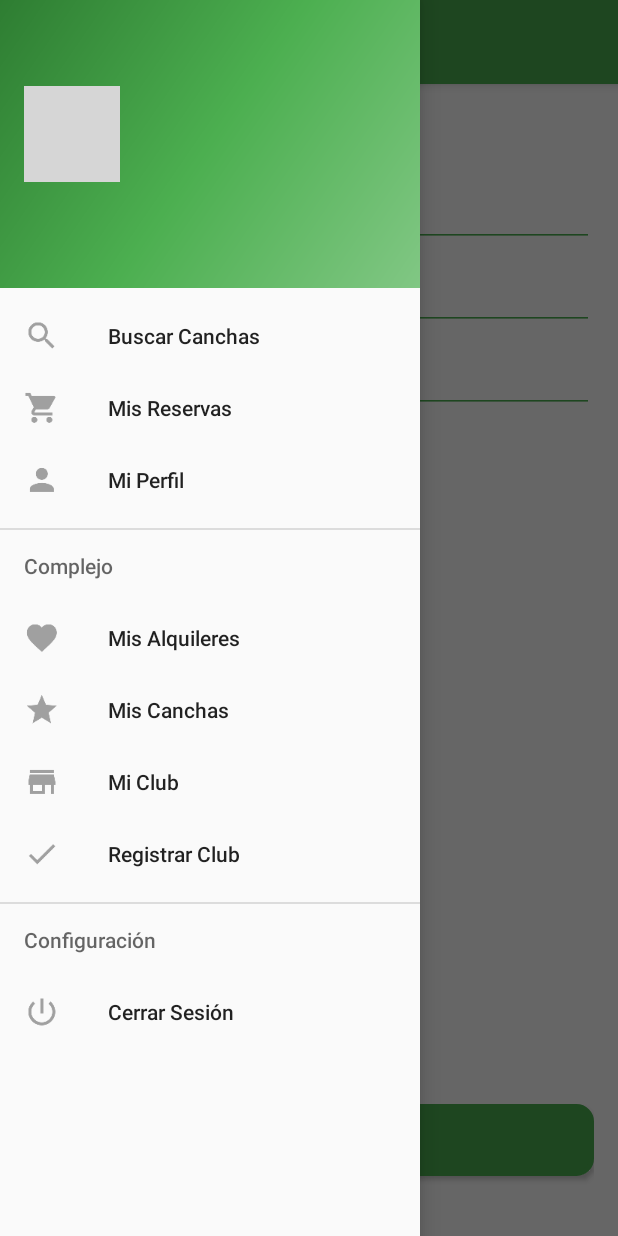
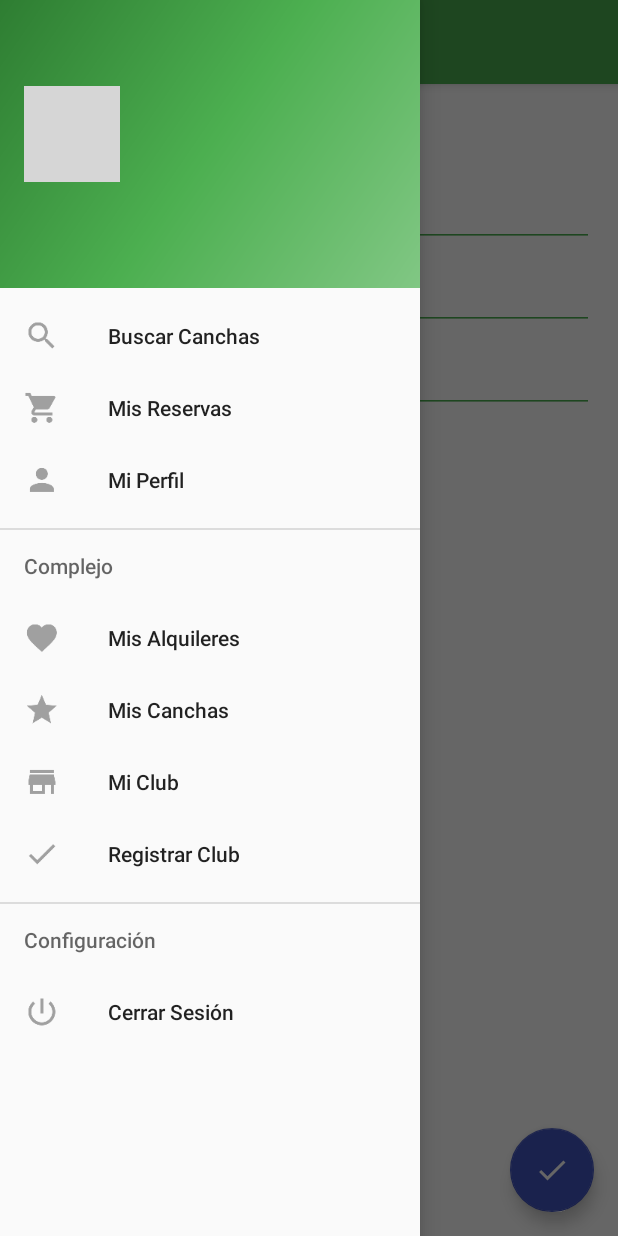
Before and after one commit to UTN-FRBA-Mobile/CanchApp, an Android app: the fragment RegistrarClubFragment placed in its activity, with the side drawer open, on a phone screen of 412 x 824 dp. Run offline under Robolectric (Android 15) with nearby library versions, the phone set to English and light mode, and no system bars; our stand-ins replace ButterKnife, CircleImageView, Firebase (no records; nobody signed in at launch, a user with empty details on screens opened directly), Picasso; libraries missing offline, so code that uses them is left out: com.crystal.crystalrangeseekbar; plain views replace CrystalRangeSeekbar; pictures from the network do not load; 4 statements that could not run were skipped; grey boxes are pictures that could not be loaded.

Commit message:
Usar floating button como continuar en registrar club

```diff
--- a/app/src/main/java/com/santiago/canchaapp/app/fragment/RegistrarClubFragment.java
+++ b/app/src/main/java/com/santiago/canchaapp/app/fragment/RegistrarClubFragment.java
@@ -1,22 +1,16 @@
 package com.santiago.canchaapp.app.fragment;
 
 
-import android.content.Intent;
 import android.os.Bundle;
+import android.support.design.widget.FloatingActionButton;
 import android.support.v4.app.Fragment;
 import android.view.LayoutInflater;
 import android.view.View;
 import android.view.ViewGroup;
-import android.widget.Button;
 import android.widget.TextView;
-import android.widget.Toast;
 
 import com.crystal.crystalrangeseekbar.interfaces.OnRangeSeekbarChangeListener;
 import com.crystal.crystalrangeseekbar.widgets.CrystalRangeSeekbar;
-import com.google.android.gms.common.GooglePlayServicesNotAvailableException;
-import com.google.android.gms.common.GooglePlayServicesRepairableException;
-import com.google.android.gms.location.places.Place;
-import com.google.android.gms.location.places.ui.PlacePicker;
 import com.santiago.canchaapp.R;
 
 import static com.santiago.canchaapp.app.otros.FragmentTags.MAP_CLUB;
@@ -34,8 +28,8 @@ public class RegistrarClubFragment extends Fragment{
     public TextView valorMinimo;
     @BindView(R.id.txtValorMaximo)
     public TextView valorMaximo;
-    @BindView(R.id.btnContinuar)
-    public Button continuar;
+    @BindView(R.id.boton_continuar)
+    public FloatingActionButton continuar;
     public MapClubFragment mapClubFragment = new MapClubFragment();
 
     public static RegistrarClubFragment nuevaInstancia() {
@@ -56,13 +50,13 @@ public class RegistrarClubFragment extends Fragment{
         continuar.setOnClickListener(new View.OnClickListener() {
             @Override
             public void onClick(View view) {
-                abrirFragment();
+                abrirFragmentSiguiente();
             }
         });
         return view;
     }
 
-    private void abrirFragment() {
+    private void abrirFragmentSiguiente() {
         getFragmentManager()
                 .beginTransaction()
                 .replace(R.id.content_frame, mapClubFragment, MAP_CLUB.toString())
--- a/app/src/main/res/layout/fragment_registrar_club.xml
+++ b/app/src/main/res/layout/fragment_registrar_club.xml
@@ -1,4 +1,18 @@
 <?xml version="1.0" encoding="utf-8"?>
+<FrameLayout xmlns:android="http://schemas.android.com/apk/res/android"
+    xmlns:app="http://schemas.android.com/apk/res-auto"
+    android:layout_width="match_parent"
+    android:layout_height="match_parent">
+
+    <android.support.design.widget.FloatingActionButton
+        android:id="@+id/boton_continuar"
+        android:layout_width="wrap_content"
+        android:layout_height="wrap_content"
+        android:layout_gravity="bottom|end"
+        android:layout_margin="@dimen/fab_margin"
+        app:srcCompat="@drawable/ic_done_generico"
+        app:backgroundTint="@color/colorAzul"/>
+
     <LinearLayout xmlns:android="http://schemas.android.com/apk/res/android"
         xmlns:app="http://schemas.android.com/apk/res-auto"
         xmlns:tools="http://schemas.android.com/tools"
@@ -87,13 +101,6 @@
                 android:layout_alignParentRight="true"/>
         </RelativeLayout>
 
-    <LinearLayout
-        android:layout_width="match_parent"
-        android:layout_height="0dip"
-        android:layout_weight="1">
-        <Button
-            android:id="@+id/btnContinuar"
-            style="@style/btnContinuar"
-            android:text="@string/btnContinuar" />
     </LinearLayout>
-</LinearLayout>
+
+</FrameLayout>
```
Also changed, not shown: app/src/main/java/com/santiago/canchaapp/app/fragment/MapClubFragment.java (+2 -8 lines). Lines whose indentation alone changed are shown as unchanged.
